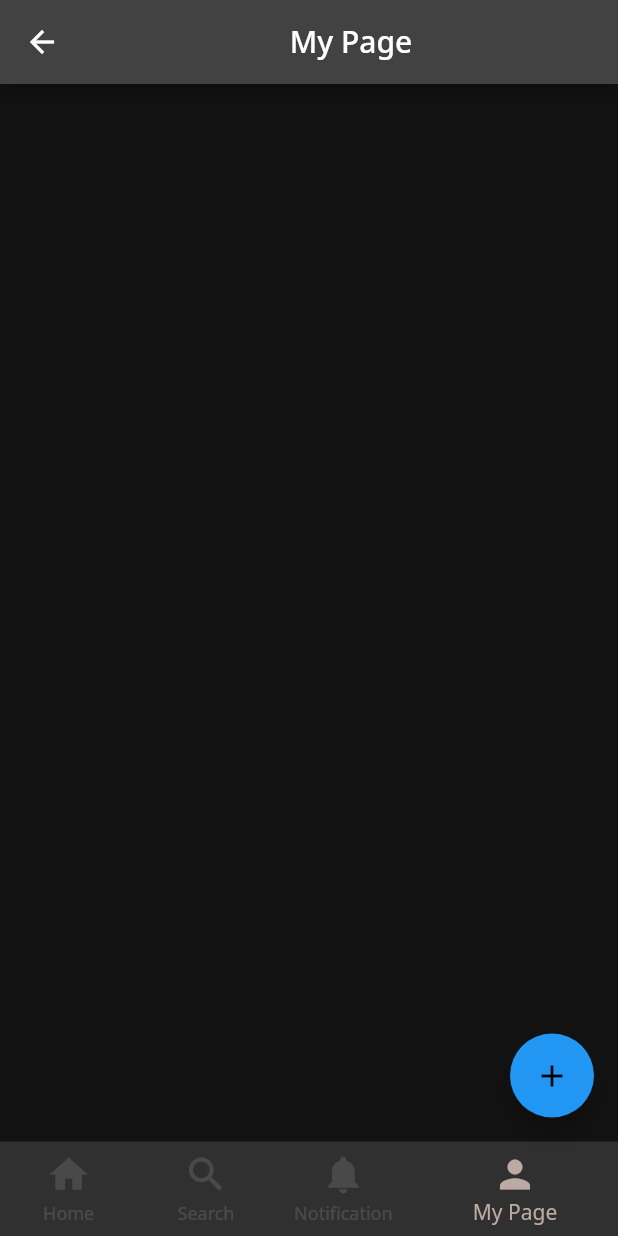
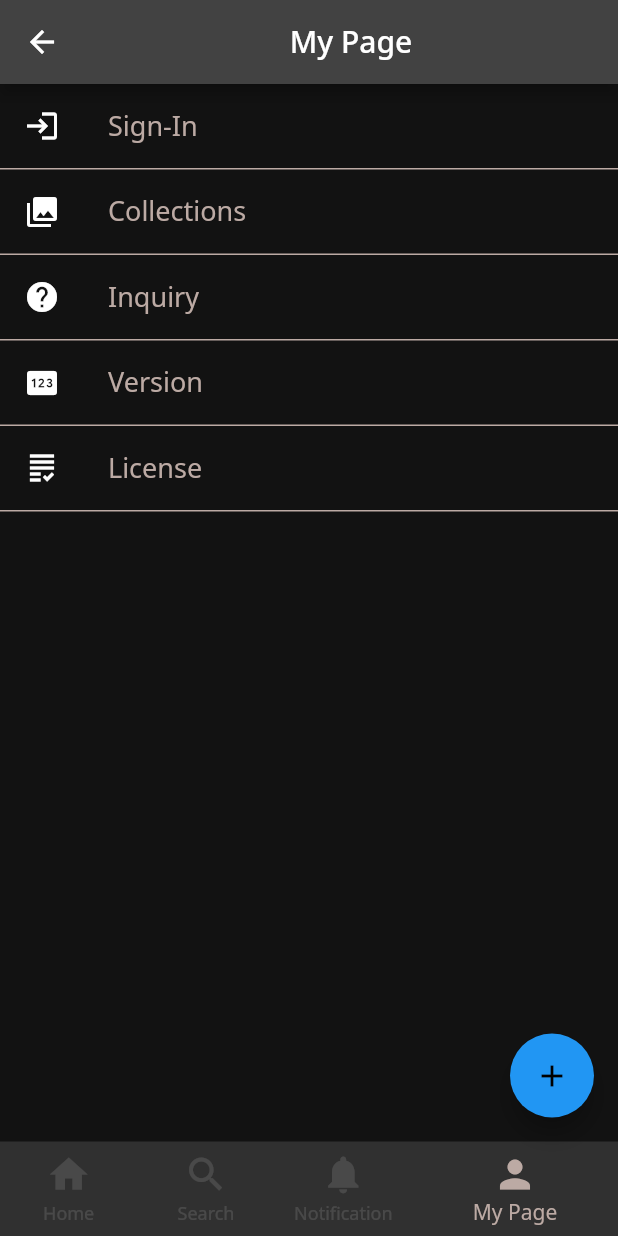
Before and after one commit to ahiroshima/book-list, a Flutter app: the MyPage screen opened by its route, after a tap on the "add" icon, on a phone screen of 412 x 824 dp. Run offline on Flutter 3.47's test engine with Material 2 defaults, Android fonts, the phone set to English and light mode, and no system bars; our stand-ins replace auto_route, cloud_firestore, dio, firebase_auth, firebase_core, firebase_crashlytics and 8 more; missing offline and left inert: barcode_scan2, dio_firebase_performance, enum_to_string, ua_client_hints; accounts and stored records are empty; generated files the repository leaves out were written again; network calls fail; project files that could hold a hidden picture were left out.

Commit message:
feat: add MyMenuPage

```diff
--- a/lib/l10n/intl_messages_en.arb
+++ b/lib/l10n/intl_messages_en.arb
@@ -7,6 +7,10 @@
   "searchBook": "Search for a book",
   "notification": "Notification",
   "mypage": "My Page",
+  "collection": "Collections",
+  "inquiry": "Inquiry",
+  "version": "Version",
+  "license": "License",
   "signIn": "Sign-In",
   "search": "Search",
   "mypage": "My Page",
--- a/lib/l10n/intl_messages_ja.arb
+++ b/lib/l10n/intl_messages_ja.arb
@@ -7,6 +7,10 @@
   "searchBook": "本を探す",
   "notification": "お知らせ",
   "mypage": "マイページ",
+  "collection": "分類・コレクション",
+  "inquiry": "お問い合わせ",
+  "version": "バージョン情報",
+  "license": "ライセンス情報",
   "signIn": "ログイン",
   "search": "調べる",
   "mypage": "マイページ",
--- a/lib/ui/mypage/my_page.dart
+++ b/lib/ui/mypage/my_page.dart
@@ -1,7 +1,7 @@
-//import 'package:app/ui/mypage/mypage_view_model.dart';
+import 'package:app/ui/mypage/mypage_view_model.dart';
 import 'package:app/ui/hook/use_l10n.dart';
 //import 'package:app/ui/hook/use_router.dart';
-//import 'package:app/ui/theme/app_theme.dart';
+import 'package:app/ui/theme/app_theme.dart';
 import 'package:auto_route/auto_route.dart';
 import 'package:flutter/material.dart';
 import 'package:hooks_riverpod/hooks_riverpod.dart';
@@ -13,8 +13,16 @@ class MyPage extends HookConsumerWidget with AutoRouteAware {
   Widget build(BuildContext context, WidgetRef ref) {
     final l10n = useL10n();
     //final router = useRouter();
-    //final theme = ref.watch(appThemeProvider);
-    //final mypageViewModel = ref.read(mypageViewModelProvider);
+    final mypageViewModel = ref.read(mypageViewModelProvider);
+
+    mypageViewModel.initSelected(5);
+    List<Widget> _menuItems = [
+      _menuItem(0, l10n.signIn, const Icon(Icons.login), ref),
+      _menuItem(1, l10n.collection, const Icon(Icons.collections), ref),
+      _menuItem(2, l10n.inquiry, const Icon(Icons.help), ref),
+      _menuItem(3, l10n.version, const Icon(Icons.pin), ref),
+      _menuItem(4, l10n.license, const Icon(Icons.grading), ref),
+    ];
 
     return Scaffold(
       appBar: AppBar(
@@ -22,7 +30,54 @@ class MyPage extends HookConsumerWidget with AutoRouteAware {
           child: Text(l10n.mypage),
         ),
       ),
-      body: const SizedBox(),
+      body: ListView(
+        children: List.generate(_menuItems.length, (index) {
+          return _menuItems[index];
+        }),
+      ),
     );
   }
+
+  Widget _menuItem(int index, String title, Icon icon, WidgetRef ref) {
+    final theme = ref.watch(appThemeProvider);
+    final mypageViewModel = ref.read(mypageViewModelProvider);
+
+    return Container(
+      decoration: BoxDecoration(
+          border: Border(
+              bottom: BorderSide(width: 1.0, color: theme.appColors.accent))),
+      child: ListTile(
+        leading: icon,
+        title: Text(
+          title,
+          style: TextStyle(color: theme.appColors.accent, fontSize: 18.0),
+        ),
+        onTap: () {
+          mypageViewModel.setSelected(index);
+          selectedAction(index);
+          //print(index.toString() + " onTap called.");
+        },
+        onLongPress: () {
+          //print("onLongPress called.");
+        },
+      ),
+    );
+  }
+
+  void selectedAction(int index) {
+    // TODO: 各メニューの実装
+    switch (index) {
+      case 0:
+        break;
+      case 1:
+        break;
+      case 2:
+        break;
+      case 3:
+        break;
+      case 4:
+        break;
+      default:
+    }
+  }
 }
--- a/lib/ui/mypage/mypage_view_model.dart
+++ b/lib/ui/mypage/mypage_view_model.dart
@@ -1,12 +1,30 @@
+import 'package:app/data/repository/books_repository.dart';
+import 'package:app/data/repository/books_repository_impl.dart';
 import 'package:flutter/foundation.dart';
 import 'package:flutter/material.dart';
-//import 'package:hooks_riverpod/hooks_riverpod.dart';
+import 'package:hooks_riverpod/hooks_riverpod.dart';
 
-//final mypageViewModelProvider =
-//    ChangeNotifierProvider((ref) => MypageViewModel(ref.read));
+final mypageViewModelProvider =
+    ChangeNotifierProvider((ref) => MypageViewModel(ref.read));
 
 class MypageViewModel extends ChangeNotifier {
-  //MypageViewModel(this._reader);
+  MypageViewModel(this._reader);
 
-  //final Reader _reader;
+  final Reader _reader;
+
+  late final BooksRepository _repository = _reader(booksRepositoryProvider);
+
+  final List<bool> _selected = [];
+  List<bool> get selected => _selected;
+
+  void initSelected(int count) {
+    for (var i = 0; i < count; i++) {
+      _selected.add(false);
+    }
+  }
+
+  void setSelected(int index) {
+    _selected[index] = !_selected[index];
+  }
+
 }
```
